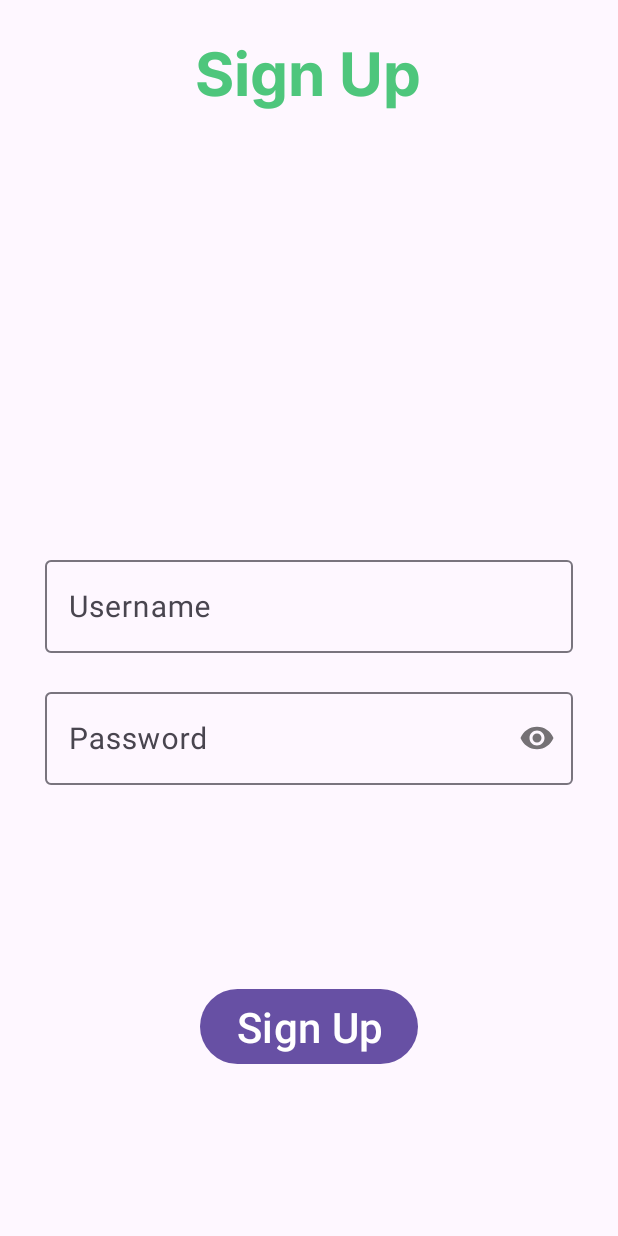
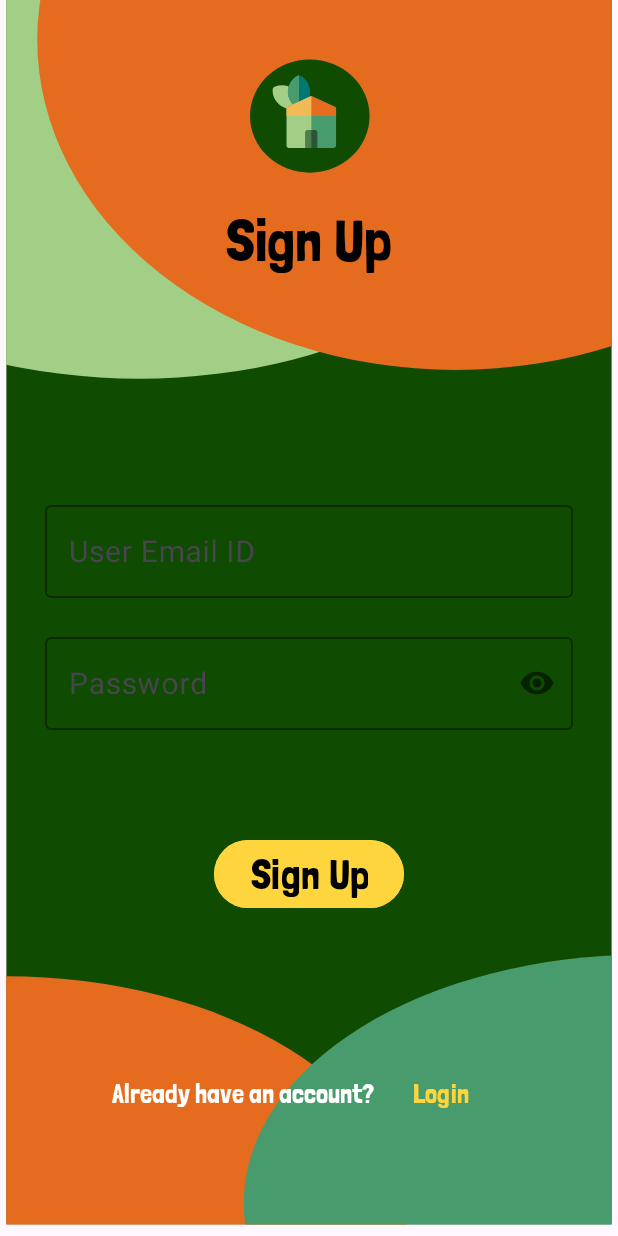
Before and after one commit to thomas1o/DTHomeFresh, an Android app: the SignUpFragment screen opened through its navigation route, on a phone screen of 412 x 824 dp. Run offline under Robolectric (Android 15) with nearby library versions, the phone set to English and light mode, and no system bars; our stand-ins replace Firebase (no records; nobody signed in at launch, a user with empty details on screens opened directly), data binding.

```diff
--- a/app/src/main/java/com/example/dthomefresh/signup/SignUpFragment.kt
+++ b/app/src/main/java/com/example/dthomefresh/signup/SignUpFragment.kt
@@ -71,13 +71,14 @@ class SignUpFragment : Fragment() {
                             Firebase.auth.signOut()
                             Navigation.findNavController(it).navigate(R.id.action_signUpFragment_to_loginFragment)
                         } else {
-                            Toast.makeText(requireContext(),"Authentication failed.",Toast.LENGTH_SHORT).show()
+                            Toast.makeText(requireContext(),"Account creation failed",Toast.LENGTH_SHORT).show()
                         }
                     }
             }
+        }
 
-
-
+        binding.loginButton.setOnClickListener {
+            Navigation.findNavController(it).navigate(R.id.action_signUpFragment_to_loginFragment)
         }
 
         return binding.root
--- /dev/null
+++ b/app/src/main/res/drawable/sign_up_bg.xml
@@ -0,0 +1,55 @@
+<vector xmlns:android="http://schemas.android.com/apk/res/android"
+    android:width="398dp"
+    android:height="852dp"
+    android:viewportWidth="398"
+    android:viewportHeight="852">
+  <group>
+    <clip-path
+        android:pathData="M4,0h390v844h-390z"/>
+    <path
+        android:pathData="M4,0h390v844h-390z"
+        android:fillColor="#0F4B00"/>
+    <path
+        android:pathData="M-255,844a258.5,171 0,1 0,517 0a258.5,171 0,1 0,-517 0z"
+        android:fillColor="#E56C1E"/>
+    <path
+        android:pathData="M-169,90a258.5,171 0,1 0,517 0a258.5,171 0,1 0,-517 0z"
+        android:fillColor="#A2CE86"/>
+    <path
+        android:pathData="M24,27.5a269.5,227.5 0,1 0,539 0a269.5,227.5 0,1 0,-539 0z"
+        android:fillColor="#E56C1E"/>
+    <path
+        android:pathData="M161,80a38.5,39 0,1 0,77 0a38.5,39 0,1 0,-77 0z"
+        android:fillColor="#0F4B00"/>
+    <path
+        android:pathData="M189.3,61.29C185.67,58.62 180.89,58.03 176.82,59.74C176.15,60.02 175.69,60.65 175.63,61.37C175.22,65.77 177.22,70.15 180.85,72.81C183.1,74.46 185.8,75.32 188.5,75.32C190.14,75.32 191.78,75 193.32,74.35C193.99,74.07 194.45,73.44 194.52,72.72C194.93,68.33 192.93,63.95 189.3,61.29Z"
+        android:fillColor="#A2CE86"/>
+    <path
+        android:pathData="M193.57,52.28C192.95,51.91 192.17,51.91 191.55,52.28C187.76,54.55 185.41,58.75 185.41,63.25C185.41,67.75 187.76,71.96 191.55,74.23C191.86,74.41 192.21,74.51 192.56,74.51C192.91,74.51 193.26,74.41 193.57,74.23C197.35,71.96 199.71,67.75 199.71,63.25C199.71,58.75 197.35,54.55 193.57,52.28Z"
+        android:fillColor="#007871"/>
+    <path
+        android:pathData="M192.56,52C192.23,52 191.86,52.09 191.55,52.28C187.76,54.55 185.41,58.75 185.41,63.25C185.41,67.75 187.76,71.96 191.55,74.23C191.86,74.41 192.23,74.51 192.56,74.51V52Z"
+        android:fillColor="#489B6D"/>
+    <path
+        android:pathData="M215.55,73.61L201.22,66.47C200.77,66.25 200.24,66.25 199.79,66.47L185.47,73.61C184.92,73.88 184.6,74.44 184.6,75.05V100.34C184.6,101.23 185.28,102 186.17,102H214.85C215.74,102 216.43,101.23 216.43,100.34V75.05C216.43,74.44 216.1,73.88 215.55,73.61Z"
+        android:fillColor="#489B6D"/>
+    <path
+        android:pathData="M200.51,66.3C200.3,66.3 200.02,66.36 199.79,66.47L185.48,73.61C184.93,73.88 184.6,74.44 184.6,75.05V100.34C184.6,101.23 185.29,102 186.18,102H200.51V66.36V66.3H200.51Z"
+        android:fillColor="#A2CE86"/>
+    <path
+        android:pathData="M202.77,89.53H198.36C197.47,89.53 196.75,90.25 196.75,91.14V102H204.38V91.14C204.38,90.25 203.66,89.53 202.77,89.53Z"
+        android:fillColor="#2A5637"/>
+    <path
+        android:pathData="M200.51,89.53H198.36C197.47,89.53 196.75,90.25 196.75,91.14V102H200.51V89.53Z"
+        android:fillColor="#4E7F4B"/>
+    <path
+        android:pathData="M216.43,75.05C216.43,74.44 216.1,73.88 215.55,73.61L201.23,66.47C200.77,66.25 200.25,66.25 199.79,66.47L185.48,73.61C184.93,73.88 184.6,74.44 184.6,75.05V79.96H216.43V75.05Z"
+        android:fillColor="#E56C1E"/>
+    <path
+        android:pathData="M200.51,66.3C200.27,66.3 200.02,66.36 199.79,66.47L185.48,73.61C184.93,73.88 184.6,74.44 184.6,75.05V79.96H200.51V66.3Z"
+        android:fillColor="#F2BA57"/>
+    <path
+        android:pathData="M157,829a258.5,171 0,1 0,517 0a258.5,171 0,1 0,-517 0z"
+        android:fillColor="#489B6D"/>
+  </group>
+</vector>
--- a/app/src/main/res/layout/fragment_categories.xml
+++ b/app/src/main/res/layout/fragment_categories.xml
@@ -60,7 +60,7 @@
                 android:layout_width="150dp"
                 android:layout_height="150dp"
                 android:layout_marginBottom="10dp"
-                android:backgroundTint="@color/green_dark"
+                android:backgroundTint="@color/green_1"
                 android:clickable="true"
                 android:focusable="true"
                 android:foreground="?selectableItemBackground"
@@ -114,7 +114,7 @@
                 android:layout_width="150dp"
                 android:layout_height="150dp"
                 android:layout_marginBottom="10dp"
-                android:backgroundTint="@color/green_dark"
+                android:backgroundTint="@color/green_1"
                 android:clickable="true"
                 android:focusable="true"
                 android:foreground="?selectableItemBackground"
@@ -168,7 +168,7 @@
                 android:layout_width="200dp"
                 android:layout_height="150dp"
                 android:layout_marginBottom="10dp"
-                android:backgroundTint="@color/green_dark"
+                android:backgroundTint="@color/green_1"
                 android:clickable="true"
                 android:focusable="true"
                 android:foreground="?selectableItemBackground"
--- a/app/src/main/res/layout/fragment_onboarding.xml
+++ b/app/src/main/res/layout/fragment_onboarding.xml
@@ -13,7 +13,7 @@
             android:layout_width="160dp"
             android:layout_height="wrap_content"
             android:layout_gravity="bottom"
-            android:backgroundTint="@color/button_yellow"
+            android:backgroundTint="@color/yellow_1"
             android:drawableEnd="@drawable/next_symbol"
             android:fontFamily="@font/londrina_solid_black"
             android:text="@string/get_started"
--- a/app/src/main/res/layout/fragment_sign_up.xml
+++ b/app/src/main/res/layout/fragment_sign_up.xml
@@ -5,34 +5,38 @@
     <androidx.constraintlayout.widget.ConstraintLayout
         android:id="@+id/linearLayout2"
         android:layout_width="match_parent"
-        android:layout_height="match_parent">
+        android:layout_height="match_parent"
+        android:background="@drawable/sign_up_bg">
 
         <TextView
             android:id="@+id/textView2"
             android:layout_width="wrap_content"
             android:layout_height="wrap_content"
-            android:layout_marginTop="20dp"
+            android:fontFamily="@font/londrina_solid_regular"
             android:text="Sign Up"
             android:textAlignment="center"
-            android:textColor="@color/green_light"
+            android:textColor="@color/black"
             android:textSize="40sp"
-            android:fontFamily="@font/inter_bold"
+            app:layout_constraintBottom_toBottomOf="parent"
             app:layout_constraintEnd_toEndOf="parent"
-            app:layout_constraintHorizontal_bias="0.498"
             app:layout_constraintStart_toStartOf="parent"
-            app:layout_constraintTop_toTopOf="parent" />
+            app:layout_constraintTop_toTopOf="parent"
+            app:layout_constraintVertical_bias="0.175" />
 
         <com.google.android.material.textfield.TextInputLayout
             android:id="@+id/ti_username"
             android:layout_width="match_parent"
             android:layout_height="wrap_content"
             android:layout_marginHorizontal="30dp"
-            android:hint="Username"
+            android:hint="User Email ID"
+            app:hintTextColor="@color/yellow_2"
             app:errorEnabled="true"
+            app:boxStrokeColor="@color/yellow_2"
             app:layout_constraintBottom_toBottomOf="parent"
             app:layout_constraintEnd_toEndOf="parent"
             app:layout_constraintStart_toStartOf="parent"
-            app:layout_constraintTop_toTopOf="parent">
+            app:layout_constraintTop_toTopOf="parent"
+            app:layout_constraintVertical_bias="0.45">
 
             <com.google.android.material.textfield.TextInputEditText
                 android:id="@+id/et_username"
@@ -50,7 +54,9 @@
             android:layout_height="wrap_content"
             android:layout_marginHorizontal="30dp"
             android:hint="Password"
+            app:hintTextColor="@color/yellow_2"
             app:errorEnabled="true"
+            app:boxStrokeColor="@color/yellow_2"
             app:layout_constraintBottom_toBottomOf="parent"
             app:layout_constraintEnd_toEndOf="parent"
             app:layout_constraintStart_toStartOf="parent"
@@ -72,12 +78,53 @@
             android:id="@+id/bt_sign_up"
             android:layout_width="wrap_content"
             android:layout_height="wrap_content"
+            android:backgroundTint="@color/yellow_2"
+            android:fontFamily="@font/londrina_solid_regular"
             android:text="Sign Up"
+            android:textColor="@color/black"
             android:textSize="28sp"
             app:layout_constraintBottom_toBottomOf="parent"
             app:layout_constraintEnd_toEndOf="parent"
             app:layout_constraintStart_toStartOf="parent"
-            app:layout_constraintTop_toBottomOf="@+id/ti_password"/>
+            app:layout_constraintTop_toBottomOf="@+id/ti_password"
+            app:layout_constraintVertical_bias="0.186" />
+
+        <LinearLayout
+            android:layout_width="match_parent"
+            android:layout_height="wrap_content"
+            android:gravity="center_horizontal"
+            app:layout_constraintBottom_toBottomOf="parent"
+            app:layout_constraintTop_toBottomOf="@+id/bt_sign_up"
+            app:layout_constraintVertical_bias="0.575">
+
+            <TextView
+                android:id="@+id/no_account_yet"
+                android:layout_width="wrap_content"
+                android:layout_height="20dp"
+                android:fontFamily="@font/londrina_solid_regular"
+                android:text="Already have an account?"
+                android:textColor="@color/white"
+                android:textSize="18sp"
+                app:layout_constraintEnd_toStartOf="@id/sign_up_button"
+                app:layout_constraintStart_toStartOf="parent"
+                app:layout_constraintTop_toBottomOf="parent" />
+
+            <Button
+                android:id="@+id/login_button"
+                android:layout_width="wrap_content"
+                android:layout_height="wrap_content"
+                android:layout_margin="0dp"
+                android:background="@android:color/transparent"
+                android:fontFamily="@font/londrina_solid_regular"
+                android:padding="0dp"
+                android:text="Login"
+                android:textColor="@color/yellow_2"
+                android:textSize="18sp"
+                app:layout_constraintEnd_toEndOf="parent"
+                app:layout_constraintStart_toEndOf="@+id/no_account_yet"
+                app:layout_constraintTop_toBottomOf="parent" />
+
+        </LinearLayout>
 
     </androidx.constraintlayout.widget.ConstraintLayout>
 
--- a/app/src/main/res/navigation/main_navigation.xml
+++ b/app/src/main/res/navigation/main_navigation.xml
@@ -11,7 +11,9 @@
         android:label="OnboardingFragment" >
         <action
             android:id="@+id/action_onboardingFragment_to_categoriesFragment"
-            app:destination="@id/categoriesFragment" />
+            app:destination="@id/categoriesFragment"
+            app:popUpTo="@id/onboardingFragment"
+            app:popUpToInclusive="true" />
     </fragment>
     <fragment
         android:id="@+id/categoriesFragment"
@@ -48,8 +50,8 @@
         <action
             android:id="@+id/action_signUpFragment_to_loginFragment"
             app:destination="@id/loginFragment"
-            app:popUpTo="@id/loginFragment"
-            app:popUpToInclusive="true" />
+            app:popUpTo="@id/sellersFragment"
+            app:popUpToInclusive="false" />
     </fragment>
     <fragment
         android:id="@+id/loginFragment"
@@ -57,7 +59,8 @@
         android:label="LoginFragment" >
         <action
             android:id="@+id/action_loginFragment_to_signUpFragment"
-            app:destination="@id/signUpFragment" />
+            app:destination="@id/signUpFragment"
+            app:popUpTo="@id/sellersFragment" />
         <action
             android:id="@+id/action_loginFragment_to_sellersFragment"
             app:destination="@id/sellersFragment"
--- a/app/src/main/res/values/strings.xml
+++ b/app/src/main/res/values/strings.xml
@@ -26,4 +26,5 @@
     <string name="invalid_username">Not a valid username</string>
     <string name="invalid_password">Password must be >5 characters</string>
     <string name="login_failed">"Login failed"</string>
+    <string name="profile_button">Profile Button</string>
 </resources>
```
Also changed, not shown: app/src/main/java/com/example/dthomefresh/sellers/SellersFragment.kt (+12 -13 lines), app/src/main/res/drawable/search_icon.xml (added, +13 -0 lines), app/src/main/res/layout/fragment_login.xml (+34 -19 lines), app/src/main/res/layout/fragment_sellers.xml (+37 -9 lines), app/src/main/res/values/colors.xml (+8 -6 lines).
